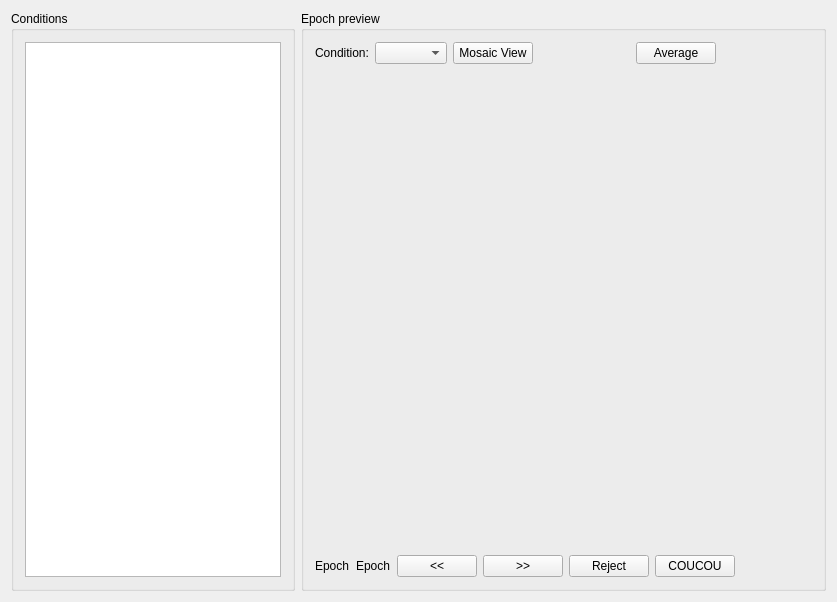
HIP-infrastructure/anywave-code, file src/AnyWave/Epoch/AwEpochVisuWidget.ui: the form before one commit.
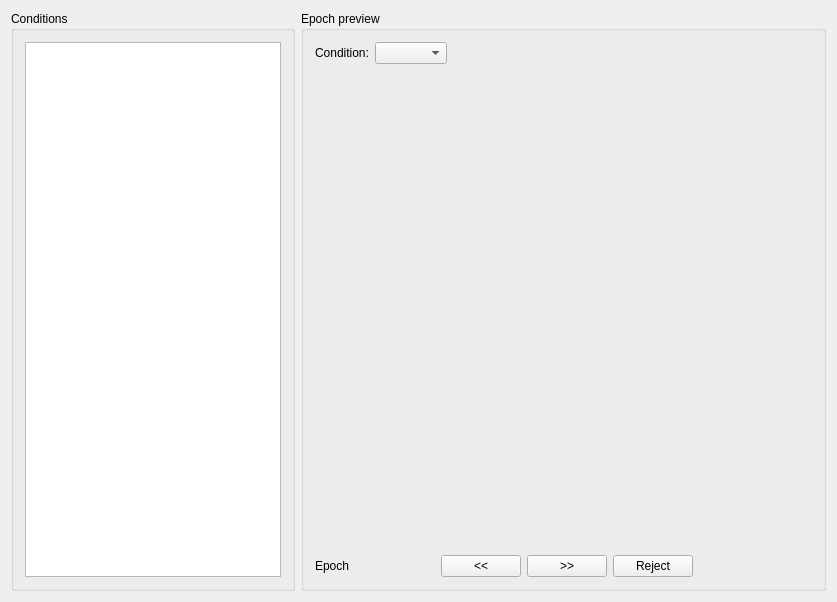
The form after the commit. Icons and pictures are not drawn.

The edit to the form file:
```diff
--- a/src/AnyWave/Epoch/AwEpochVisuWidget.ui
+++ b/src/AnyWave/Epoch/AwEpochVisuWidget.ui
@@ -60,13 +60,6 @@
           <item>
            <widget class="QComboBox" name="comboCondition"/>
           </item>
-          <item>
-           <widget class="QPushButton" name="buttonThumb">
-            <property name="text">
-             <string>Mosaic View</string>
-            </property>
-           </widget>
-          </item>
           <item>
            <spacer name="horizontalSpacer_2">
             <property name="orientation">
@@ -80,13 +73,6 @@
             </property>
            </spacer>
           </item>
-          <item>
-           <widget class="QPushButton" name="buttonAverage">
-            <property name="text">
-             <string>Average</string>
-            </property>
-           </widget>
-          </item>
           <item>
            <spacer name="horizontalSpacer_3">
             <property name="orientation">
@@ -116,13 +102,12 @@
          <layout class="QHBoxLayout" name="horizontalLayout_2">
           <item>
            <widget class="QLabel" name="labelEpoch">
-            <property name="text">
-             <string>Epoch</string>
+            <property name="sizePolicy">
+             <sizepolicy hsizetype="Expanding" vsizetype="Preferred">
+              <horstretch>0</horstretch>
+              <verstretch>0</verstretch>
+             </sizepolicy>
             </property>
-           </widget>
-          </item>
-          <item>
-           <widget class="QLabel" name="labelEpochStatus">
             <property name="text">
              <string>Epoch</string>
             </property>
@@ -155,13 +140,6 @@
             </property>
            </widget>
           </item>
-          <item>
-           <widget class="QPushButton" name="buttonCoucou">
-            <property name="text">
-             <string>COUCOU</string>
-            </property>
-           </widget>
-          </item>
           <item>
            <spacer name="horizontalSpacer">
             <property name="orientation">
```
